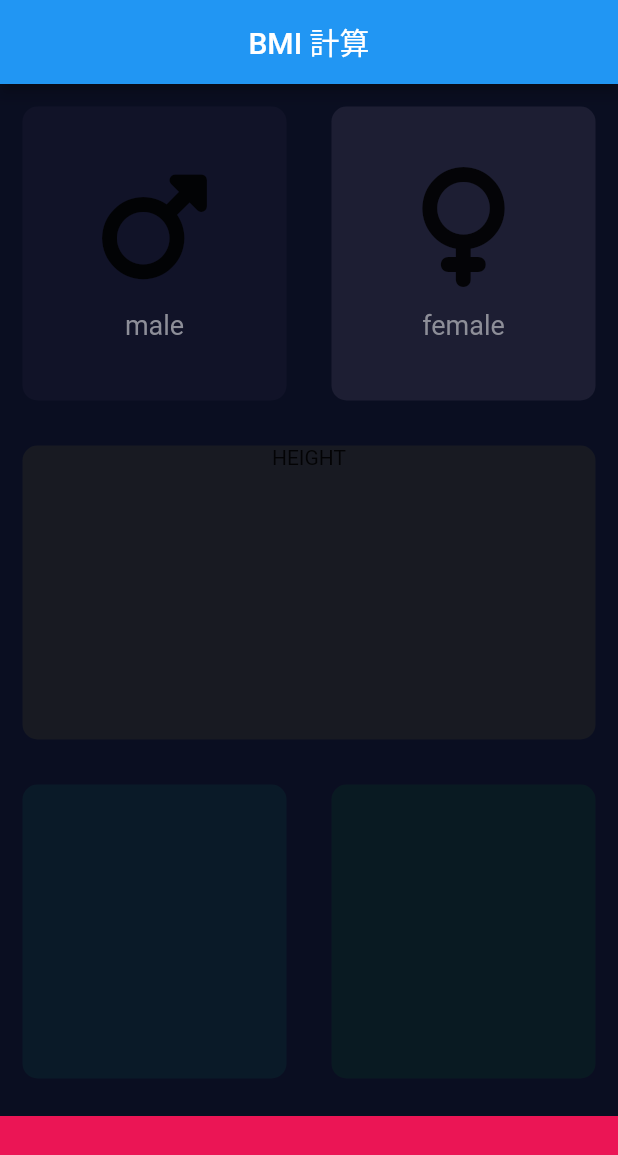
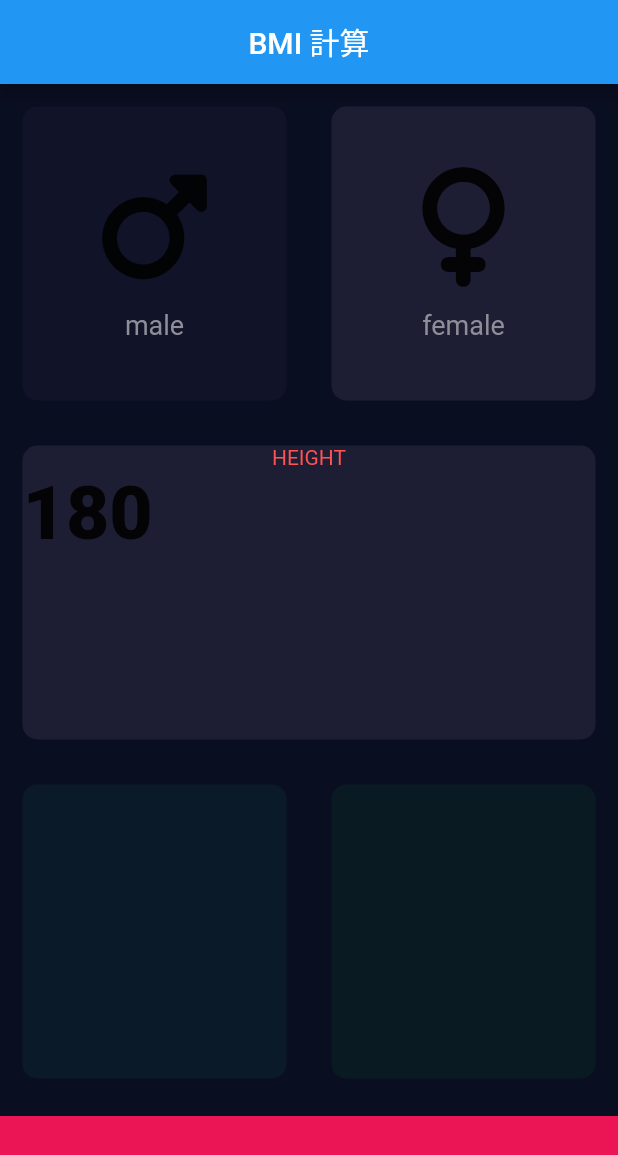
Before and after one commit to KYOHEI-jp/bmi_calculator, a Flutter app: the screen it shows after launch, on a phone screen of 412 x 824 dp. Shown: the top 1155 px of the screen. Run offline on Flutter 3.47's test engine with Material 2 defaults, Android fonts, the phone set to English and light mode, and no system bars; our stand-ins replace font_awesome_flutter.

Commit message:
kNumberTextStyleをconstatnsに作成

```diff
--- a/lib/constants.dart
+++ b/lib/constants.dart
@@ -4,8 +4,14 @@ const kBottomContainerHeight = 80.0;
 const kActiveCardColour = Color(0xFF1D1E33);
 const kInactiveCardColour = Color(0xFF111328);
 const bottomContainerColor = Color(0xFFEB1555);
+const selfGreen = Color(0xF11D3E33);
 
 const labelTextStyle = TextStyle(
   fontSize: 18.0,
   color: Color(0XFF8D8E98),
 );
+
+const kNumberTextStyle = TextStyle(
+  fontSize: 50.0,
+  fontWeight: FontWeight.w900,
+);
--- a/lib/input_page.dart
+++ b/lib/input_page.dart
@@ -18,7 +18,6 @@ class InputPage extends StatefulWidget {
 }
 
 class _InputPageState extends State<InputPage> {
-
   Gender? selectedGender;
 
   @override
@@ -78,10 +77,21 @@ class _InputPageState extends State<InputPage> {
           )),
           Expanded(
             child: ReusableCard(
-              colour: Color(0xFF1DE33),
+              colour: kActiveCardColour,
               cardChild: Column(
                 children: [
-                  Text("HEIGHT")
+                  Text(
+                    "HEIGHT",
+                    style: TextStyle(color: Colors.redAccent),
+                  ),
+                  Row(
+                    children: [
+                      Text(
+                        "180",
+                        style: kNumberTextStyle,
+                      )
+                    ],
+                  )
                 ],
               ),
               onPress: () {},
```
Lines whose indentation alone changed are shown as unchanged.
